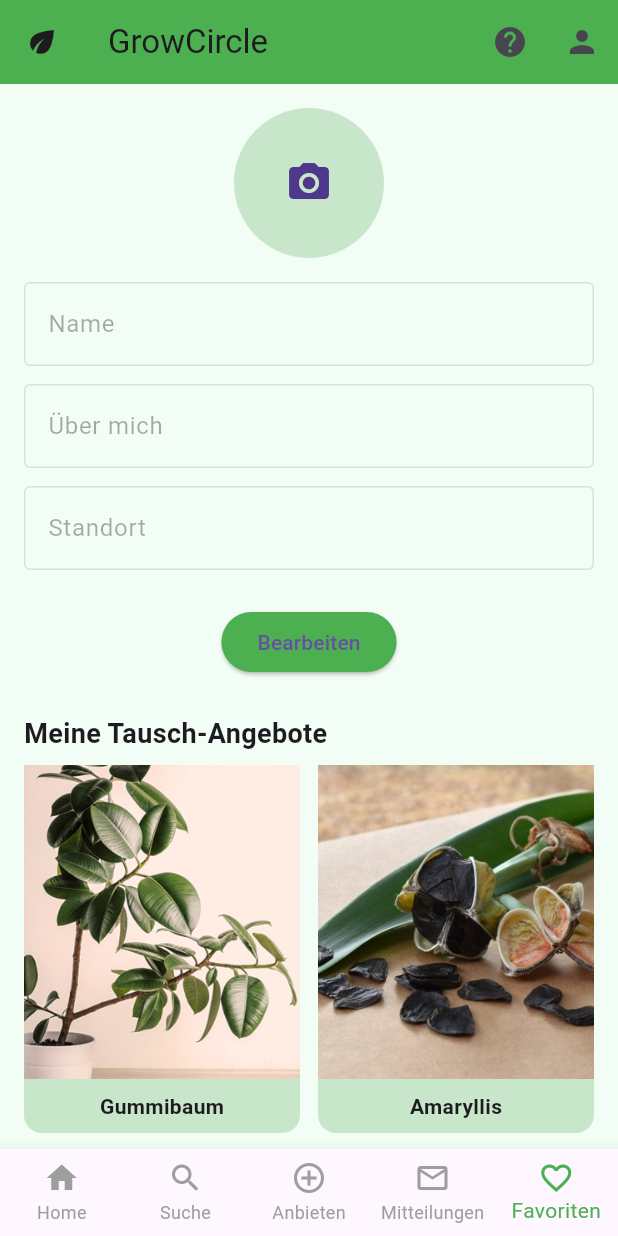
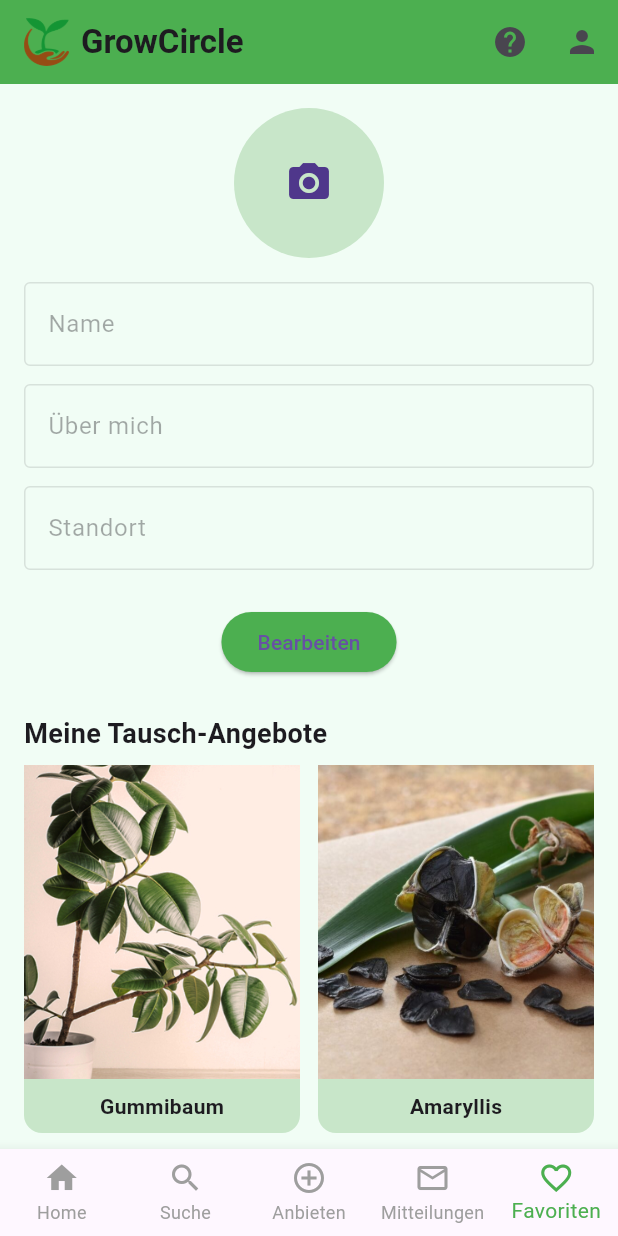
Before and after one commit to Anjanjanja1/GrowCircle, a Flutter app: the MainLayout screen opened directly, item 4 of the bottom bar chosen, after a tap on the "person" icon, on a phone screen of 412 x 824 dp. Run offline on Flutter 3.47's test engine with Material 3 defaults, Android fonts, the phone set to English and light mode, and no system bars; our stand-ins replace flutter_map, geocoding, geolocator, image_picker, latlong2; network calls fail.

Commit message:
chat and appbar

```diff
--- a/lib/inbox_page.dart
+++ b/lib/inbox_page.dart
@@ -12,67 +12,38 @@ class InboxPage extends StatelessWidget {
       currentIndex: 3,
       child: DefaultTabController(
         length: 2,
-        child: Scaffold(
-          appBar: AppBar(
-            automaticallyImplyLeading: false,
-            backgroundColor: Colors.green,
-            title: Row(
-              children: [
-                Image.asset('assets/images/plants/plant_logo.png', height: 36),
-                const SizedBox(width: 8),
-                const Text(
-                  'GrowCircle',
-                  style: TextStyle(
-                    fontSize: 20,
-                    fontWeight: FontWeight.bold,
-                    color: Colors.white,
-                  ),
-                ),
-              ],
-            ),
-            actions: const [
-              Icon(Icons.settings),
-              SizedBox(width: 12),
-              Icon(Icons.person),
-              SizedBox(width: 12),
-            ],
-            bottom: TabBar(
-              labelColor: Color(0xFF1B5E20), // dunkelgrün aktiv
-              unselectedLabelColor: Color(0xFF2E7D32), // mittelgrün inaktiv
-              indicatorColor: Color(0xFF1B5E20), // Unterstreichung
+        child: Column(
+          children: const [
+            TabBar(
+              labelColor: Color(0xFF1B5E20),
+              unselectedLabelColor: Color(0xFF2E7D32),
+              indicatorColor: Color(0xFF1B5E20),
               tabs: [
-                const Tab(icon: Icon(Icons.chat), text: 'Chats'),
+                Tab(icon: Icon(Icons.chat), text: 'Chats'),
                 Tab(
                   icon: Stack(
                     children: [
-                      const Icon(Icons.notifications),
+                      Icon(Icons.notifications),
                       Positioned(
                         right: 0,
                         top: 0,
-                        child: Container(
-                          width: 10,
-                          height: 10,
-                          decoration: const BoxDecoration(
-                            color: Color.fromARGB(
-                              255,
-                              67,
-                              227,
-                              78,
-                            ), // Grüner Punkt
-                            shape: BoxShape.circle,
-                          ),
+                        child: CircleAvatar(
+                          radius: 5,
+                          backgroundColor: Color.fromARGB(255, 67, 227, 78),
                         ),
                       ),
                     ],
                   ),
-                  text: 'Tauschanfragen',
+                  text: 'Exchange Requests',
                 ),
               ],
             ),
-          ),
-          body: const TabBarView(
-            children: [ChatListPage(), ExchangeOffersPage()],
-          ),
+            Expanded(
+              child: TabBarView(
+                children: [ChatListPage(), ExchangeOffersPage()],
+              ),
+            ),
+          ],
         ),
       ),
     );
--- a/lib/main_layout.dart
+++ b/lib/main_layout.dart
@@ -57,32 +57,30 @@ class MainLayout extends StatelessWidget {
     return Scaffold(
       appBar: AppBar(
         automaticallyImplyLeading: false,
-        title: const Text('GrowCircle'),
         backgroundColor: Colors.green,
-        leading: IconButton(
-          icon: const Icon(Icons.eco), // TODO: Icon ändern!
-          onPressed: () {
-            // gehe zum Dashboard
-            Navigator.push(
-              context,
-              MaterialPageRoute(builder: (context) => DashboardPage()),
-            );
-          },
+        title: Row(
+          children: [
+            Image.asset('assets/images/plants/plant_logo.png', height: 32),
+            const SizedBox(width: 8),
+            const Text(
+              'GrowCircle',
+              style: TextStyle(fontWeight: FontWeight.bold),
+            ),
+          ],
         ),
         actions: [
           IconButton(
             icon: const Icon(Icons.help),
             onPressed: () {
-              // TODO: Hilfe Seite öffnen
+              // TODO: Hilfe-Seite öffnen
             },
           ),
           IconButton(
             icon: const Icon(Icons.person),
             onPressed: () {
-              // gehe zur Profil Seite
               Navigator.push(
                 context,
-                MaterialPageRoute(builder: (context) => ProfilePage()),
+                MaterialPageRoute(builder: (context) => const ProfilePage()),
               );
             },
           ),
```
